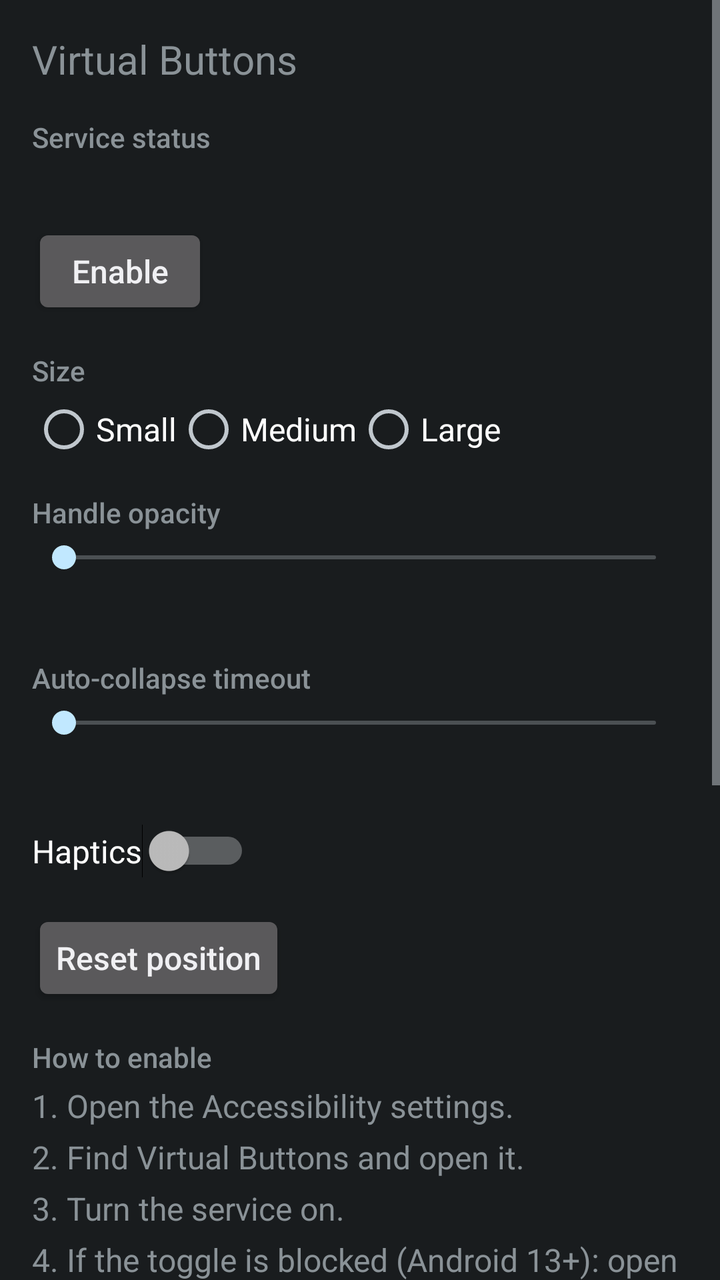
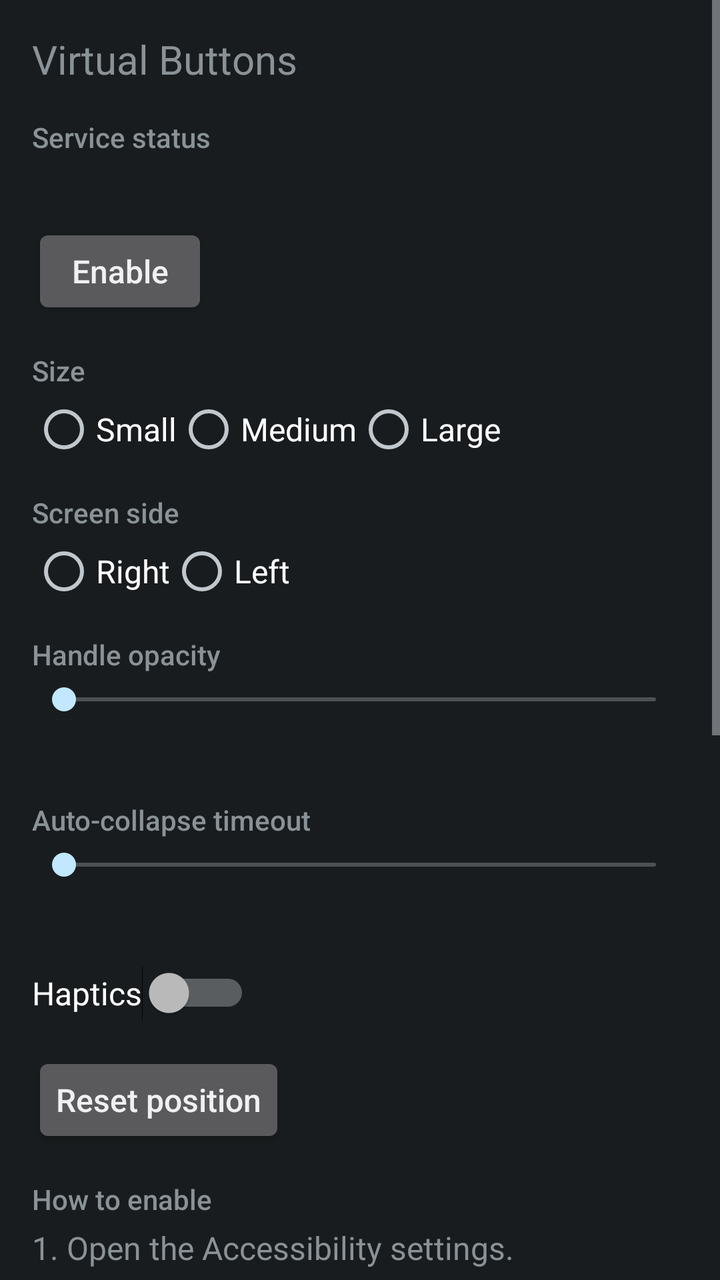

Two renders of the same Android screen: before a commit and after it. Below are the layout's source before the change and the commit's diff.
<!-- AndroidManifest.xml: application theme android:Theme.DeviceDefault -->
<!-- res/layout/activity_settings.xml -->
<?xml version="1.0" encoding="utf-8"?>
<ScrollView xmlns:android="http://schemas.android.com/apk/res/android"
    android:layout_width="match_parent"
    android:layout_height="match_parent"
    android:fillViewport="true">

    <LinearLayout
        android:layout_width="match_parent"
        android:layout_height="wrap_content"
        android:orientation="vertical"
        android:padding="16dp">

        <TextView
            android:layout_width="wrap_content"
            android:layout_height="wrap_content"
            android:text="@string/app_name"
            android:textSize="20sp" />

        <TextView
            android:layout_width="wrap_content"
            android:layout_height="wrap_content"
            android:layout_marginTop="16dp"
            android:text="@string/section_service_status"
            android:fontFamily="sans-serif-medium"
            android:textSize="14sp" />

        <TextView
            android:id="@+id/status_text"
            android:layout_width="wrap_content"
            android:layout_height="wrap_content"
            android:layout_marginTop="4dp"
            android:textSize="16sp" />

        
        <TextView
            android:id="@+id/dead_service_warning"
            android:layout_width="match_parent"
            android:layout_height="wrap_content"
            android:layout_marginTop="4dp"
            android:text="@string/dead_service_warning"
            android:textSize="14sp"
            android:visibility="gone" />

        <Button
            android:id="@+id/enable_button"
            android:layout_width="wrap_content"
            android:layout_height="wrap_content"
            android:layout_marginTop="8dp"
            android:text="@string/enable_button"
            android:textAllCaps="false"
            android:textSize="16sp" />

        <TextView
            android:layout_width="wrap_content"
            android:layout_height="wrap_content"
            android:layout_marginTop="16dp"
            android:text="@string/section_size"
            android:fontFamily="sans-serif-medium"
            android:textSize="14sp" />

        <RadioGroup
            android:id="@+id/size_group"
            android:layout_width="wrap_content"
            android:layout_height="wrap_content"
            android:layout_marginTop="4dp"
            android:orientation="horizontal">

            <RadioButton
                android:id="@+id/size_small"
                android:layout_width="wrap_content"
                android:layout_height="wrap_content"
                android:text="@string/size_small"
                android:textSize="16sp" />

            <RadioButton
                android:id="@+id/size_medium"
                android:layout_width="wrap_content"
                android:layout_height="wrap_content"
                android:text="@string/size_medium"
                android:textSize="16sp" />

            <RadioButton
                android:id="@+id/size_large"
                android:layout_width="wrap_content"
                android:layout_height="wrap_content"
                android:text="@string/size_large"
                android:textSize="16sp" />
        </RadioGroup>

        <TextView
            android:layout_width="wrap_content"
            android:layout_height="wrap_content"
            android:layout_marginTop="16dp"
            android:text="@string/section_handle_opacity"
            android:fontFamily="sans-serif-medium"
            android:textSize="14sp" />

        <SeekBar
            android:id="@+id/opacity_seekbar"
            android:layout_width="match_parent"
            android:layout_height="wrap_content"
            android:layout_marginTop="4dp"
            android:contentDescription="@string/section_handle_opacity"
            android:min="30"
            android:max="100" />

        <TextView
            android:id="@+id/opacity_readout"
            android:layout_width="wrap_content"
            android:layout_height="wrap_content"
            android:layout_marginTop="4dp"
            android:textSize="16sp" />

        <TextView
            android:layout_width="wrap_content"
            android:layout_height="wrap_content"
            android:layout_marginTop="16dp"
            android:text="@string/section_auto_collapse_timeout"
            android:fontFamily="sans-serif-medium"
            android:textSize="14sp" />

        <SeekBar
            android:id="@+id/timeout_seekbar"
            android:layout_width="match_parent"
            android:layout_height="wrap_content"
            android:layout_marginTop="4dp"
            android:contentDescription="@string/section_auto_collapse_timeout"
            android:min="1"
            android:max="10" />

        <TextView
            android:id="@+id/timeout_readout"
            android:layout_width="wrap_content"
            android:layout_height="wrap_content"
            android:layout_marginTop="4dp"
            android:textSize="16sp" />

        <Switch
            android:id="@+id/haptics_switch"
            android:layout_width="wrap_content"
            android:layout_height="wrap_content"
            android:layout_marginTop="16dp"
            android:text="@string/haptics_switch"
            android:textSize="16sp" />

        <Button
            android:id="@+id/reset_position_button"
            android:layout_width="wrap_content"
            android:layout_height="wrap_content"
            android:layout_marginTop="16dp"
            android:text="@string/reset_position_button"
            android:textAllCaps="false"
            android:textSize="16sp" />

        <TextView
            android:layout_width="wrap_content"
            android:layout_height="wrap_content"
            android:layout_marginTop="16dp"
            android:text="@string/section_how_to_enable"
            android:fontFamily="sans-serif-medium"
            android:textSize="14sp" />

        <TextView
            android:layout_width="wrap_content"
            android:layout_height="wrap_content"
            android:layout_marginTop="4dp"
            android:text="@string/onboarding_step_1"
            android:textSize="16sp" />

        <TextView
            android:layout_width="wrap_content"
            android:layout_height="wrap_content"
            android:layout_marginTop="4dp"
            android:text="@string/onboarding_step_2"
            android:textSize="16sp" />

        <TextView
            android:layout_width="wrap_content"
            android:layout_height="wrap_content"
            android:layout_marginTop="4dp"
            android:text="@string/onboarding_step_3"
            android:textSize="16sp" />

        <TextView
            android:layout_width="wrap_content"
            android:layout_height="wrap_content"
            android:layout_marginTop="4dp"
            android:text="@string/onboarding_step_4"
            android:textSize="16sp" />

        
        <TextView
            android:layout_width="wrap_content"
            android:layout_height="wrap_content"
            android:layout_marginTop="16dp"
            android:text="@string/section_vivo_keep_alive"
            android:fontFamily="sans-serif-medium"
            android:textSize="14sp" />

        <TextView
            android:layout_width="wrap_content"
            android:layout_height="wrap_content"
            android:layout_marginTop="4dp"
            android:text="@string/vivo_step_1"
            android:textSize="16sp" />

        <TextView
            android:layout_width="wrap_content"
            android:layout_height="wrap_content"
            android:layout_marginTop="4dp"
            android:text="@string/vivo_step_2"
            android:textSize="16sp" />

        <TextView
            android:layout_width="wrap_content"
            android:layout_height="wrap_content"
            android:layout_marginTop="4dp"
            android:text="@string/vivo_step_3"
            android:textSize="16sp" />

        <Button
            android:id="@+id/vivo_battery_button"
            android:layout_width="wrap_content"
            android:layout_height="wrap_content"
            android:layout_marginTop="8dp"
            android:text="@string/vivo_battery_button"
            android:textAllCaps="false"
            android:textSize="16sp" />

        <Button
            android:id="@+id/vivo_app_info_button"
            android:layout_width="wrap_content"
            android:layout_height="wrap_content"
            android:layout_marginTop="8dp"
            android:text="@string/vivo_app_info_button"
            android:textAllCaps="false"
            android:textSize="16sp" />

    </LinearLayout>
</ScrollView>
<!-- resources referenced by this layout -->
<resources>
  <string name="app_name">Virtual Buttons</string>
  <string name="dead_service_warning">The service is not running. Re-enable it, then check the Autostart and battery settings below.</string>
  <string name="enable_button">Enable</string>
  <string name="haptics_switch">Haptics</string>
  <string name="onboarding_step_1">1. Open the Accessibility settings.</string>
  <string name="onboarding_step_2">2. Find Virtual Buttons and open it.</string>
  <string name="onboarding_step_3">3. Turn the service on.</string>
  <string name="onboarding_step_4">4. If the toggle is blocked (Android 13+): open App info, tap the three-dot menu, tap Allow restricted settings, then turn the service on.</string>
  <string name="reset_position_button">Reset position</string>
  <string name="section_auto_collapse_timeout">Auto-collapse timeout</string>
  <string name="section_handle_opacity">Handle opacity</string>
  <string name="section_how_to_enable">How to enable</string>
  <string name="section_service_status">Service status</string>
  <string name="section_size">Size</string>
  <string name="section_vivo_keep_alive">Keep the service running on Vivo (Funtouch OS)</string>
  <string name="size_large">Large</string>
  <string name="size_medium">Medium</string>
  <string name="size_small">Small</string>
  <string name="vivo_app_info_button">App info</string>
  <string name="vivo_battery_button">Battery optimization settings</string>
  <string name="vivo_step_1">1. Enable Autostart for Virtual Buttons (Settings → Battery, or the i Manager app → App manager → Autostart).</string>
  <string name="vivo_step_2">2. Set Battery to unrestricted (Settings → Battery → Background power consumption management, or App info → Battery → Unrestricted).</string>
  <string name="vivo_step_3">3. Lock the app in Recents: tap the app\'s lock icon in the recents screen.</string>
</resources>

<!-- the commit's change to res/layout/activity_settings.xml (unified diff, before → after) -->
@@ -91,6 +91,36 @@
             android:layout_width="wrap_content"
             android:layout_height="wrap_content"
             android:layout_marginTop="16dp"
+            android:text="@string/section_screen_side"
+            android:fontFamily="sans-serif-medium"
+            android:textSize="14sp" />
+
+        <RadioGroup
+            android:id="@+id/side_group"
+            android:layout_width="wrap_content"
+            android:layout_height="wrap_content"
+            android:layout_marginTop="4dp"
+            android:orientation="horizontal">
+
+            <RadioButton
+                android:id="@+id/side_right"
+                android:layout_width="wrap_content"
+                android:layout_height="wrap_content"
+                android:text="@string/side_right"
+                android:textSize="16sp" />
+
+            <RadioButton
+                android:id="@+id/side_left"
+                android:layout_width="wrap_content"
+                android:layout_height="wrap_content"
+                android:text="@string/side_left"
+                android:textSize="16sp" />
+        </RadioGroup>
+
+        <TextView
+            android:layout_width="wrap_content"
+            android:layout_height="wrap_content"
+            android:layout_marginTop="16dp"
             android:text="@string/section_handle_opacity"
             android:fontFamily="sans-serif-medium"
             android:textSize="14sp" />
<!-- resource entries referenced after the edit -->
@@ -12,9 +12,12 @@
   <string name="section_auto_collapse_timeout">Auto-collapse timeout</string>
   <string name="section_handle_opacity">Handle opacity</string>
   <string name="section_how_to_enable">How to enable</string>
+  <string name="section_screen_side">Screen side</string>
   <string name="section_service_status">Service status</string>
   <string name="section_size">Size</string>
   <string name="section_vivo_keep_alive">Keep the service running on Vivo (Funtouch OS)</string>
+  <string name="side_left">Left</string>
+  <string name="side_right">Right</string>
   <string name="size_large">Large</string>
   <string name="size_medium">Medium</string>
   <string name="size_small">Small</string>
